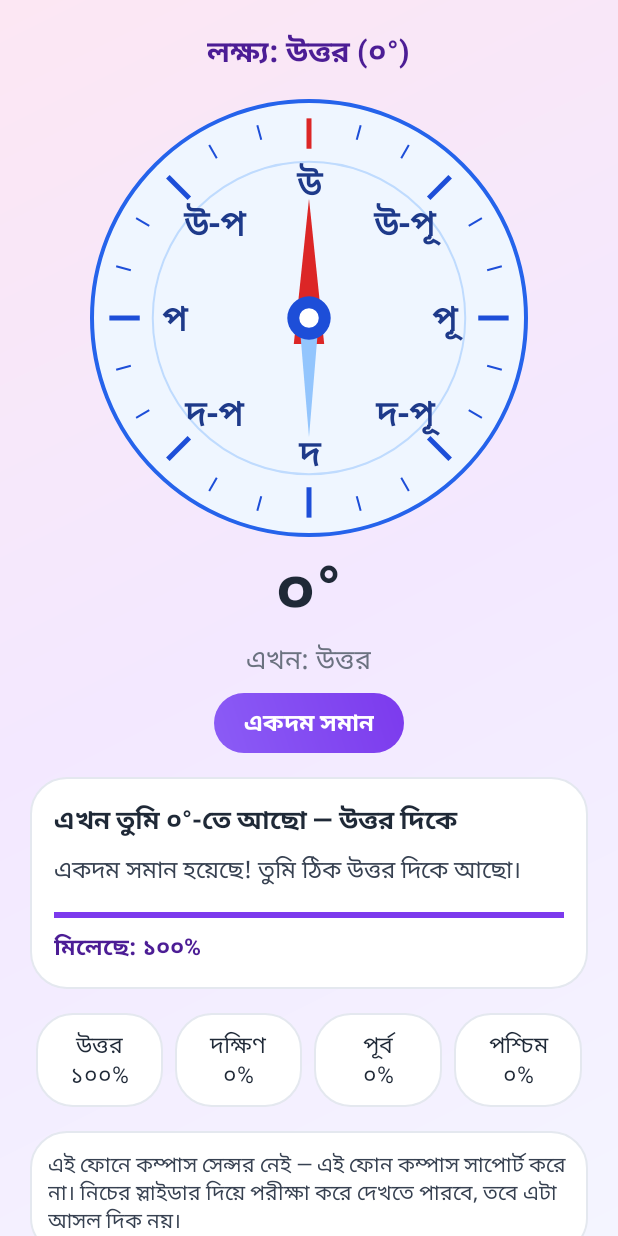
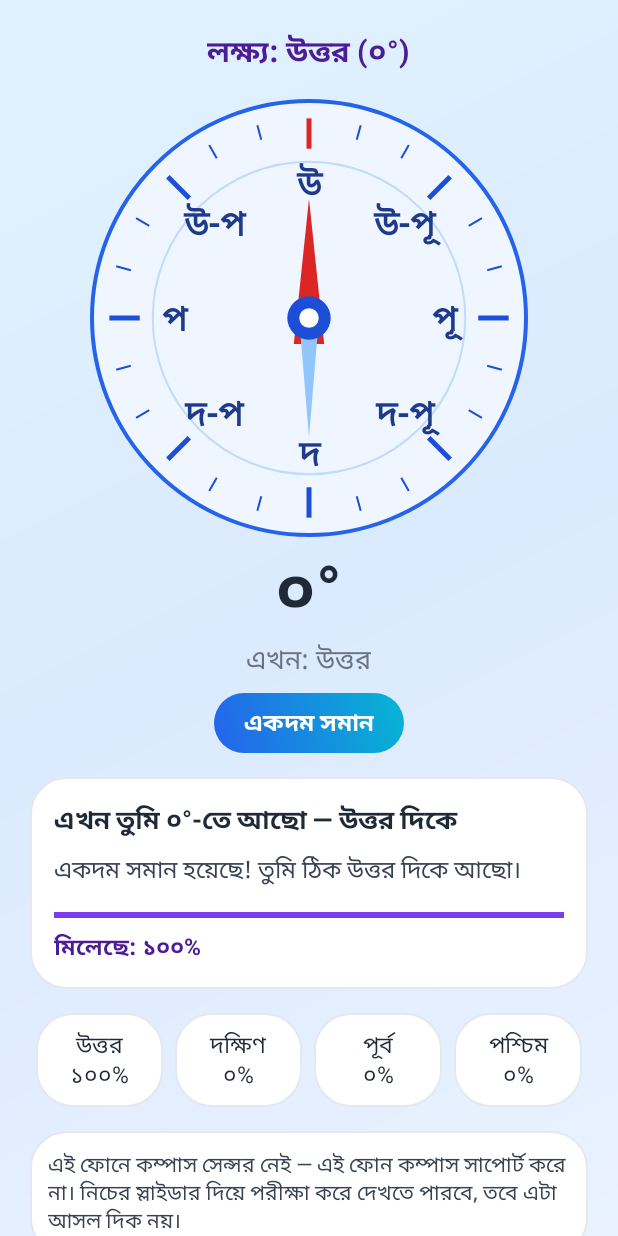
Before and after one commit to spiamahmed69/bangla-compass, an Android app: the screen it shows after launch (MainActivity), after a tap on an icon or button, on a phone screen of 412 x 824 dp. Run offline under Robolectric (Android 15) with nearby library versions, the phone set to English and light mode, and no system bars.

Commit message:
SP Compass v1.1: blue glassmorphism UI like the reference image

```diff
--- a/app/src/main/res/drawable/bg_button.xml
+++ b/app/src/main/res/drawable/bg_button.xml
@@ -4,7 +4,7 @@
     <corners android:radius="32dp" />
     <gradient
         android:angle="45"
-        android:startColor="#8B5CF6"
-        android:endColor="#7C3AED"
+        android:startColor="#2563EB"
+        android:endColor="#06B6D4"
         android:type="linear" />
 </shape>
--- a/app/src/main/res/drawable/bg_gradient.xml
+++ b/app/src/main/res/drawable/bg_gradient.xml
@@ -3,8 +3,8 @@
     android:shape="rectangle">
     <gradient
         android:angle="135"
-        android:startColor="#F4F5FF"
-        android:centerColor="#F3E8FF"
-        android:endColor="#FCE7F3"
+        android:startColor="#EAF2FF"
+        android:centerColor="#DBEAFE"
+        android:endColor="#E0F2FE"
         android:type="linear" />
 </shape>
--- a/app/src/main/res/drawable/ic_compass.xml
+++ b/app/src/main/res/drawable/ic_compass.xml
@@ -4,9 +4,9 @@
     android:height="108dp"
     android:viewportWidth="108"
     android:viewportHeight="108">
-    <path android:fillColor="#7C3AED" android:pathData="M54,4a50,50 0 1,0 0,100a50,50 0 1,0 0,-100z" />
+    <path android:fillColor="#2563EB" android:pathData="M54,4a50,50 0 1,0 0,100a50,50 0 1,0 0,-100z" />
     <path android:fillColor="#FFFFFF" android:pathData="M54,14a40,40 0 1,0 0,80a40,40 0 1,0 0,-80z" />
     <path android:fillColor="#DC2626" android:pathData="M54,26 L62,58 L54,52 L46,58z" />
     <path android:fillColor="#C4B5FD" android:pathData="M54,82 L62,58 L54,64 L46,58z" />
-    <path android:fillColor="#7C3AED" android:pathData="M54,52a6,6 0 1,0 0,12a6,6 0 1,0 0,-12z" />
+    <path android:fillColor="#2563EB" android:pathData="M54,52a6,6 0 1,0 0,12a6,6 0 1,0 0,-12z" />
 </vector>
```
